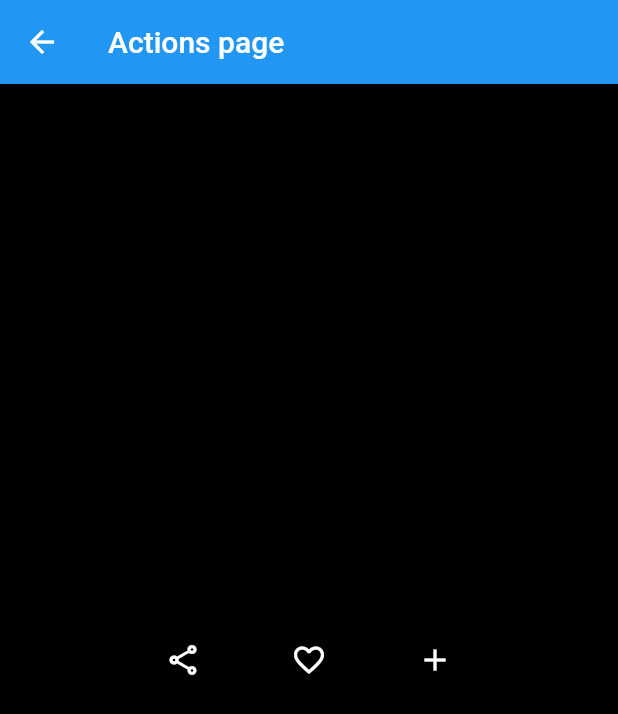
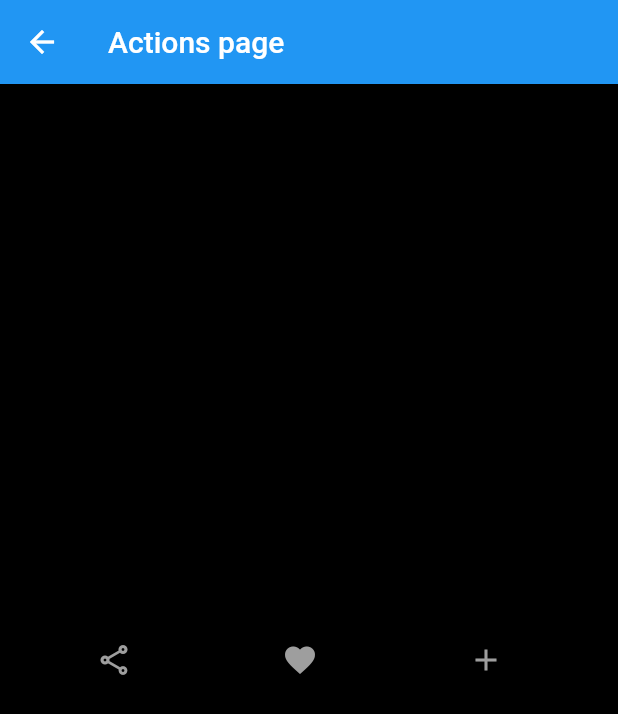
Before and after one commit to LeonardoMolleker/movie_widgets, a Flutter app: the ActionsPage screen opened by its route, on a phone screen of 412 x 824 dp. Shown: the top 714 px of the screen. Run offline on Flutter 3.47's test engine with Material 2 defaults, Android fonts, the phone set to English and light mode, and no system bars; our stand-ins replace cached_network_image.

Commit message:
Widget Updates

```diff
--- a/lib/src/constants/pages_strings.dart
+++ b/lib/src/constants/pages_strings.dart
@@ -11,4 +11,5 @@ abstract class PagesStrings {
   static const String appBarTitleActionsPage = "Actions page";
   static const String defaultMovieWidgetText = "Nothing to display";
   static const String defaultAppBarTitle = "No title for the screen";
+  static const String snackBarText = "Coming soon...";
 }
--- a/lib/src/movie_constants/movie_dimensions.dart
+++ b/lib/src/movie_constants/movie_dimensions.dart
@@ -8,7 +8,8 @@ abstract class MovieDimensions {
   static const double movieDetailInfoWordSpacing = 5.0;
   static const double movieDetailInfoFontSize = 15.0;
   static const double playButtonHorizontalPadding = 10.0;
-  static const double movieDetailOverviewFontSize = 15.0;
+  static const double movieDetailOverviewFontSize = 25.0;
   static const double movieDetailOverviewTopPadding = 5.0;
   static const double movieDetailOverviewLeftRightBottomPadding = 10.0;
+  static const double detailButtonsHeight = 60;
 }
--- a/lib/src/movie_widgets/movie_details_actions.dart
+++ b/lib/src/movie_widgets/movie_details_actions.dart
@@ -1,53 +1,78 @@
+import 'package:exported_movie_widgets/exported_movie_widgets.dart';
+import 'package:flutter/cupertino.dart';
+
 import '../movie_constants/movie_dimensions.dart';
 import 'package:flutter/material.dart';
 
-class MovieDetailsActions extends StatelessWidget {
+class MovieDetailsActions extends StatefulWidget {
   final double spacerSize;
-  final List<Icon> icons;
 
-  const MovieDetailsActions({
+  MovieDetailsActions({
     Key? key,
     this.spacerSize = MovieDimensions.movieDetailSixedBoxWidth,
-    this.icons = const [
+  }) : super(key: key);
+
+  @override
+  _MovieDetailsActionsState createState() => _MovieDetailsActionsState();
+}
+
+class _MovieDetailsActionsState extends State<MovieDetailsActions> {
+  late List<Icon> icons;
+  final snackBar = SnackBar(
+    content: Text(
+      PagesStrings.snackBarText,
+    ),
+  );
+
+  @override
+  void initState() {
+    super.initState();
+    icons = [
       Icon(
         Icons.share_outlined,
-        color: Colors.white,
+        color: Colors.grey,
       ),
       Icon(
-        Icons.favorite_border,
-        color: Colors.white,
+        Icons.favorite_outlined,
+        color: Colors.grey,
       ),
       Icon(
         Icons.add,
-        color: Colors.white,
+        color: Colors.grey,
       ),
-    ],
-  }) : super(key: key);
+    ];
+  }
 
   @override
   Widget build(BuildContext context) {
-    return Row(
-      mainAxisAlignment: MainAxisAlignment.center,
-      children: generateRow(
-        icons,
+    return Container(
+      height: MovieDimensions.detailButtonsHeight,
+      child: ListView.separated(
+        scrollDirection: Axis.horizontal,
+        shrinkWrap: true,
+        itemCount: icons.length,
+        itemBuilder: (context, index) {
+          return ElevatedButton.icon(
+            onPressed: () {
+              ScaffoldMessenger.of(context).showSnackBar(snackBar);
+            },
+            style: ButtonStyle(
+              backgroundColor: MaterialStateProperty.all<Color>(
+                Colors.black,
+              ),
+            ),
+            icon: icons[index],
+            label: Text(
+              "",
+            ),
+          );
+        },
+        separatorBuilder: (BuildContext context, int index) {
+          return SizedBox(
+            width: widget.spacerSize,
+          );
+        },
       ),
     );
   }
-
-  List<Widget> generateRow(List<Icon> icons) {
-    List<Widget> row = [];
-    for (var i = 0; i < icons.length; i++) {
-      row.add(
-        icons[i],
-      );
-      if (i != icons.length - 1) {
-        row.add(
-          SizedBox(
-            width: spacerSize,
-          ),
-        );
-      }
-    }
-    return row;
-  }
 }
--- a/lib/src/movie_widgets/movie_details_info.dart
+++ b/lib/src/movie_widgets/movie_details_info.dart
@@ -6,12 +6,14 @@ class MovieDetailsInfo extends StatelessWidget {
   final String language;
   final String date;
   final String rating;
+  final double fontSize;
 
   const MovieDetailsInfo({
     Key? key,
     this.language = MovieConstants.defaultLanguage,
     this.date = MovieConstants.defaultDate,
     this.rating = MovieConstants.defaultRating,
+    this.fontSize = MovieDimensions.movieDetailInfoFontSize,
   }) : super(key: key);
 
   @override
@@ -31,7 +33,7 @@ class MovieDetailsInfo extends StatelessWidget {
         style: TextStyle(
           color: Colors.white,
           wordSpacing: MovieDimensions.movieDetailInfoWordSpacing,
-          fontSize: MovieDimensions.movieDetailInfoFontSize,
+          fontSize: fontSize,
         ),
       ),
     );
--- a/lib/src/movie_widgets/movie_details_overview.dart
+++ b/lib/src/movie_widgets/movie_details_overview.dart
@@ -4,10 +4,12 @@ import 'package:flutter/material.dart';
 
 class MovieDetailsOverview extends StatelessWidget {
   final String overview;
+  final double fontSize;
 
   const MovieDetailsOverview({
     Key? key,
     this.overview = MovieConstants.defaultOverview,
+    this.fontSize = MovieDimensions.movieDetailOverviewFontSize,
   }) : super(key: key);
 
   @override
@@ -23,7 +25,7 @@ class MovieDetailsOverview extends StatelessWidget {
         overview,
         style: TextStyle(
           color: Colors.white,
-          fontSize: MovieDimensions.movieDetailOverviewFontSize,
+          fontSize: fontSize,
         ),
       ),
     );
```
Also changed, not shown: 2 other files.
